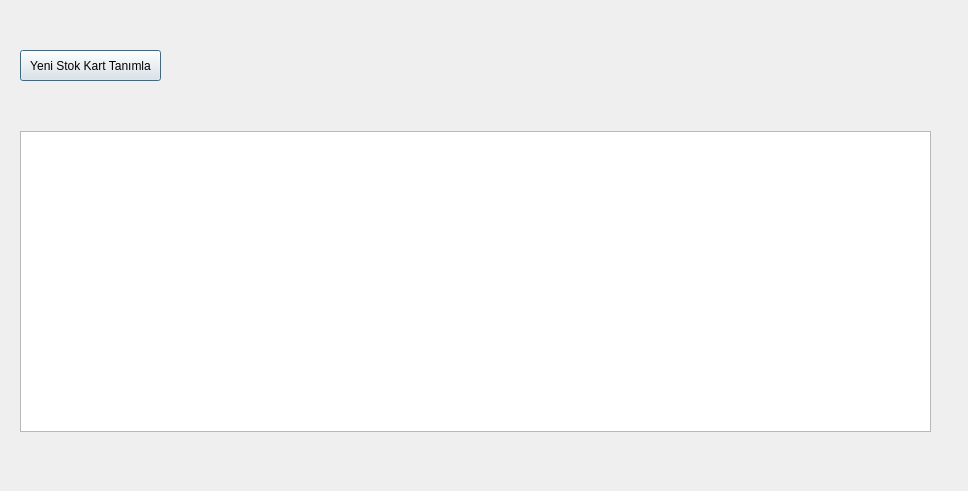
This is stok/stokkartdialog.ui in CMLDMR/Ressor as Qt 5 draws it before an edit. The edited form follows.
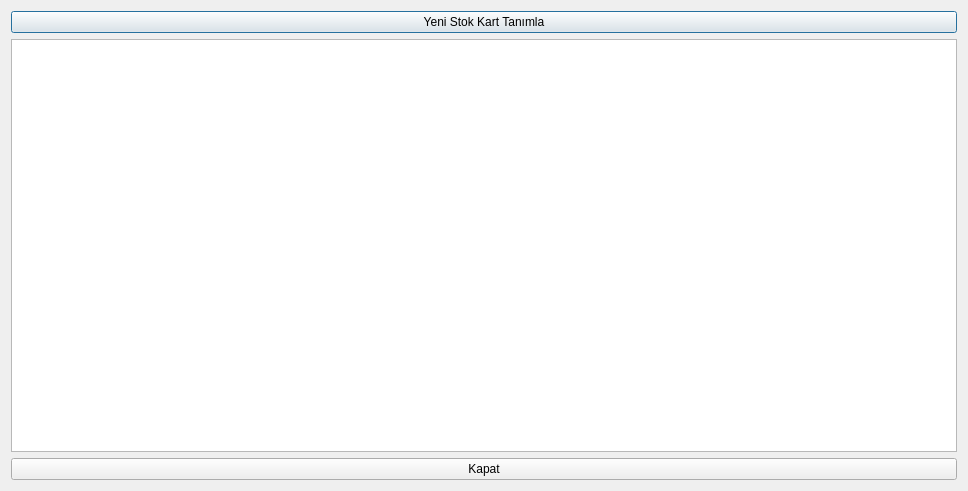
This is the edited form.

Commit message: Değişiklik Yapıldı.

What changed in the file:
```diff
--- a/stok/stokkartdialog.ui
+++ b/stok/stokkartdialog.ui
@@ -13,29 +13,29 @@
   <property name="windowTitle">
    <string>Dialog</string>
   </property>
-  <widget class="QTableView" name="tableView">
-   <property name="geometry">
-    <rect>
-     <x>20</x>
-     <y>131</y>
-     <width>911</width>
-     <height>301</height>
-    </rect>
-   </property>
-  </widget>
+  <layout class="QVBoxLayout" name="verticalLayout">
+   <item>
+    <layout class="QGridLayout" name="gridLayout">
+     <item row="0" column="0">
   <widget class="QPushButton" name="pushButton_YENISTOKKART">
-   <property name="geometry">
-    <rect>
-     <x>20</x>
-     <y>50</y>
-     <width>141</width>
-     <height>31</height>
-    </rect>
-   </property>
    <property name="text">
     <string>Yeni Stok Kart Tanımla</string>
    </property>
   </widget>
+     </item>
+    </layout>
+   </item>
+   <item>
+    <widget class="QTableView" name="tableView_StokKartList"/>
+   </item>
+   <item>
+    <widget class="QPushButton" name="pushButton_Kapat">
+     <property name="text">
+      <string>Kapat</string>
+     </property>
+    </widget>
+   </item>
+  </layout>
  </widget>
  <resources/>
  <connections/>
```
Left out of the diff: 2 changed lines with no effect on the pictures. Lines whose indentation alone changed are shown as unchanged.
